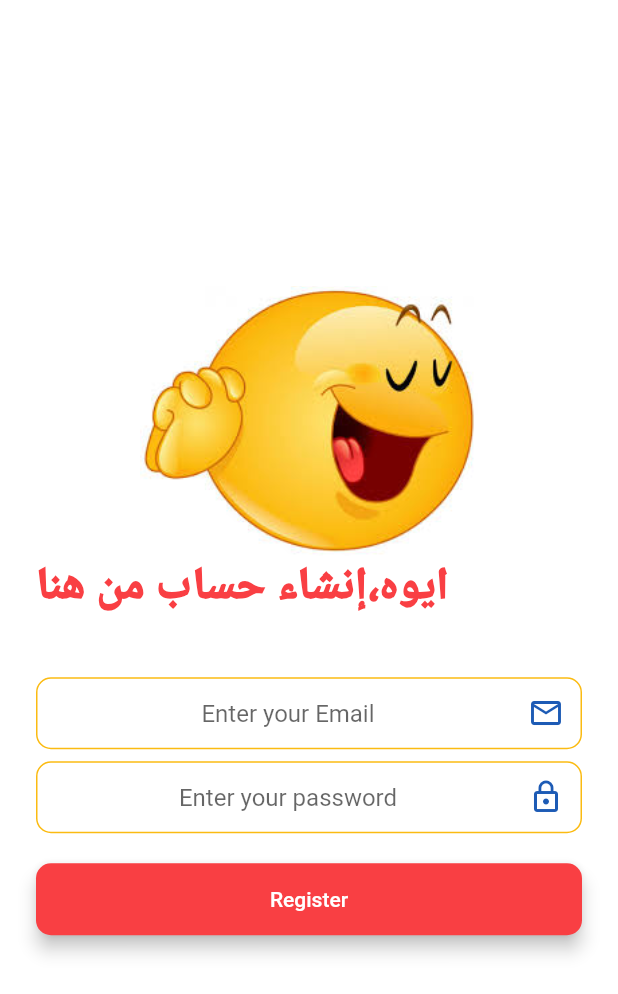
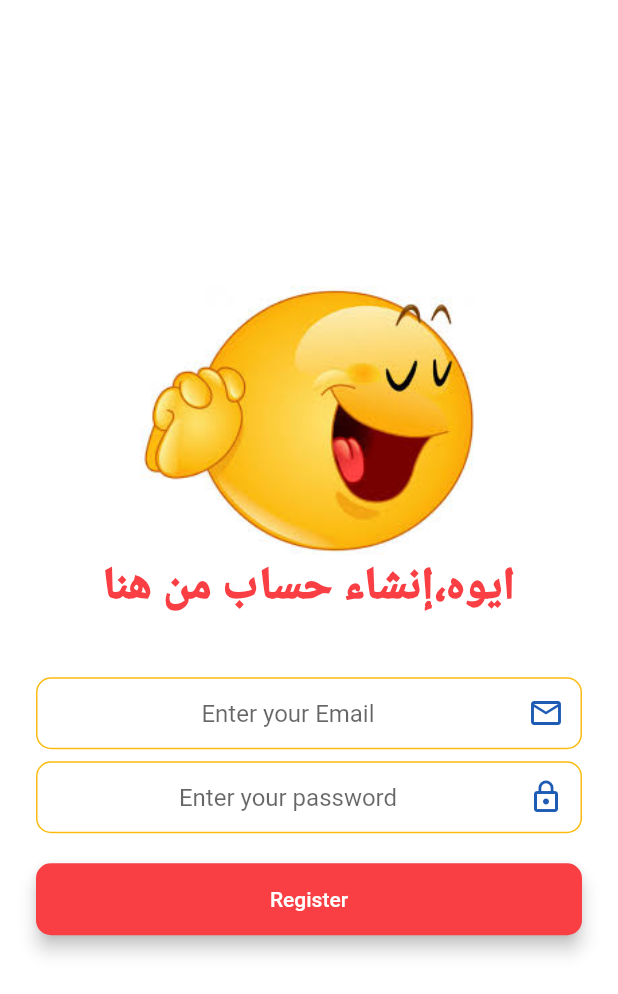
Before and after one commit to 3li-3bdullah/Sudachat, a Flutter app: the RegistrationScreen screen opened directly, on a phone screen of 412 x 824 dp. Shown: the top 994 px of the screen. Run offline on Flutter 3.47's test engine with Material 2 defaults, Android fonts, the phone set to English and light mode, and no system bars; drawn by our look-alikes of modal_progress_hud_nsn; our stand-ins replace cloud_firestore, firebase_auth, firebase_core; accounts and stored records are empty.

Commit message:
Added center widget

```diff
--- a/sudachat/lib/screens/registration_screen.dart
+++ b/sudachat/lib/screens/registration_screen.dart
@@ -34,12 +34,14 @@ class _RegistrationScreenState extends State<RegistrationScreen> {
                   height: 180,
                   child: Image.asset("images/login/register.jpg"),
                 ),
-                  Text("ايوه،إنشاء حساب من هنا",
-                    style: TextStyle(
-                        fontSize: 30,
-                        fontWeight: FontWeight.w900,
-                        color: kregisterBPage
-                        )),
+                  Center(
+                    child: Text("ايوه،إنشاء حساب من هنا",
+                      style: TextStyle(
+                          fontSize: 30,
+                          fontWeight: FontWeight.w900,
+                          color: kregisterBPage
+                          )),
+                  ),
               SizedBox(height: 40),
                 TextField(
                   keyboardType: TextInputType.emailAddress,
```
